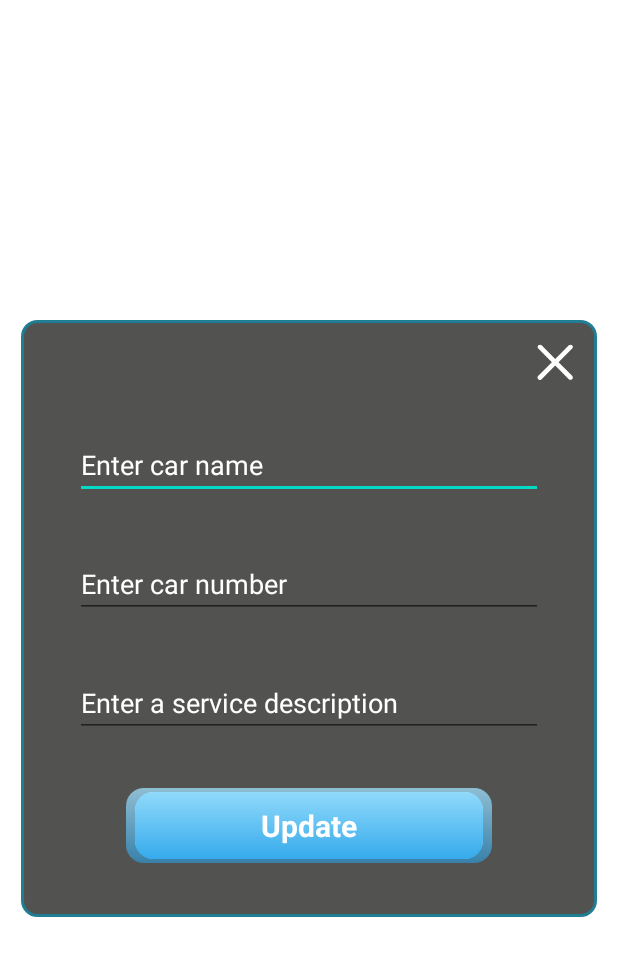
After one commit to Mostyla/CarService, an Android app: the layout dialog_update_car.xml on its own in the app's theme, with its tools: preview values and no code run, on a phone screen of 412 x 824 dp. The commit adds this screen. Shown: the top 956 px of the screen. Run offline under Robolectric (Android 15) with nearby library versions, the phone set to English and light mode, and no system bars.

Commit message:
added update room data and minor fix.

```diff
--- a/app/src/main/AndroidManifest.xml
+++ b/app/src/main/AndroidManifest.xml
@@ -15,10 +15,10 @@
         android:theme="@style/Theme.CarService"
         tools:targetApi="31">
         <activity
-            android:name=".ui.CarListActivity"
+            android:name=".ui.activity.CarListActivity"
             android:exported="false" />
         <activity
-            android:name=".ui.MainActivity"
+            android:name=".ui.activity.MainActivity"
             android:exported="true">
             <intent-filter>
                 <action android:name="android.intent.action.MAIN" />
--- a/app/src/main/java/mobi/hhowcvwesds/carservice/database/model/Car.kt
+++ b/app/src/main/java/mobi/hhowcvwesds/carservice/database/model/Car.kt
@@ -8,11 +8,13 @@ import mobi.hhowcvwesds.carservice.database.model.Car.Companion.TABLE_NAME
     tableName = TABLE_NAME
 )
 data class Car(
-    @PrimaryKey
+    @PrimaryKey(autoGenerate = true)
+    val id: Int? = null,
     val carName: String,
     val carNumber: String,
     val serviceDescription: String
 ) {
+
     companion object {
         const val TABLE_NAME = "CAR"
     }
--- /dev/null
+++ b/app/src/main/res/drawable/ic_close.xml
@@ -0,0 +1,9 @@
+<vector xmlns:android="http://schemas.android.com/apk/res/android"
+android:width="43dp"
+android:height="43dp"
+android:viewportWidth="43"
+android:viewportHeight="43">
+<path
+    android:pathData="M5.5166,1.538C4.9859,1.0254 4.2751,0.7417 3.5373,0.7482C2.7995,0.7546 2.0937,1.0505 1.5719,1.5722C1.0502,2.094 0.7543,2.7998 0.7479,3.5376C0.7414,4.2754 1.0251,4.9862 1.5377,5.5169L17.7884,21.7677L1.5349,38.0184C1.2661,38.278 1.0517,38.5885 0.9042,38.9318C0.7568,39.2751 0.6791,39.6444 0.6759,40.018C0.6726,40.3917 0.7438,40.7622 0.8853,41.108C1.0268,41.4539 1.2358,41.7681 1.5,42.0323C1.7642,42.2965 2.0784,42.5054 2.4242,42.6469C2.77,42.7884 3.1406,42.8596 3.5142,42.8564C3.8879,42.8531 4.2571,42.7755 4.6004,42.628C4.9437,42.4805 5.2542,42.2662 5.5138,41.9974L21.7674,25.7466L38.0181,41.9974C38.5488,42.51 39.2597,42.7936 39.9975,42.7872C40.7353,42.7808 41.4411,42.4848 41.9628,41.9631C42.4846,41.4414 42.7805,40.7356 42.7869,39.9978C42.7933,39.26 42.5097,38.5491 41.9971,38.0184L25.7464,21.7677L41.9971,5.5169C42.5097,4.9862 42.7933,4.2754 42.7869,3.5376C42.7805,2.7998 42.4846,2.094 41.9628,1.5722C41.4411,1.0505 40.7353,0.7546 39.9975,0.7482C39.2597,0.7417 38.5488,1.0254 38.0181,1.538L21.7674,17.7887L5.5166,1.5352V1.538Z"
+    android:fillColor="@color/white"/>
+</vector>
--- /dev/null
+++ b/app/src/main/res/layout/dialog_update_car.xml
@@ -0,0 +1,86 @@
+<?xml version="1.0" encoding="utf-8"?>
+<androidx.constraintlayout.widget.ConstraintLayout xmlns:android="http://schemas.android.com/apk/res/android"
+    android:layout_width="match_parent"
+    android:layout_height="match_parent"
+    android:id="@+id/close_area"
+    xmlns:app="http://schemas.android.com/apk/res-auto">
+
+
+    <androidx.constraintlayout.widget.ConstraintLayout
+        android:layout_width="match_parent"
+        android:layout_height="wrap_content"
+        android:background="@drawable/car_item_background"
+        android:layout_margin="14dp"
+        app:layout_constraintTop_toTopOf="parent"
+        app:layout_constraintBottom_toBottomOf="parent"
+        app:layout_constraintStart_toStartOf="parent"
+        app:layout_constraintEnd_toEndOf="parent">
+
+        <ImageButton
+            android:id="@+id/btn_close"
+            android:layout_width="24dp"
+            android:layout_height="24dp"
+            android:layout_margin="14dp"
+            android:scaleType="centerInside"
+            android:src="@drawable/ic_close"
+            android:background="@null"
+            app:layout_constraintEnd_toEndOf="parent"
+            app:layout_constraintTop_toTopOf="parent" />
+
+        <EditText
+            android:id="@+id/et_car_name"
+            android:layout_width="match_parent"
+            android:layout_height="wrap_content"
+            android:layout_margin="34dp"
+            android:hint="@string/enter_car_name"
+            android:textColor="@color/black"
+            android:textColorHint="@color/white"
+            app:layout_constraintEnd_toEndOf="parent"
+            app:layout_constraintStart_toStartOf="parent"
+            app:layout_constraintTop_toBottomOf="@+id/btn_close" />
+
+        <EditText
+            android:id="@+id/et_car_number"
+            android:layout_width="0dp"
+            android:layout_height="wrap_content"
+            android:layout_marginTop="34dp"
+            android:hint="@string/enter_car_number"
+            android:textColor="@color/black"
+            android:textColorHint="@color/white"
+            app:layout_constraintTop_toBottomOf="@id/et_car_name"
+            app:layout_constraintStart_toStartOf="@id/et_car_name"
+            app:layout_constraintEnd_toEndOf="@id/et_car_name"/>
+
+        <EditText
+            android:id="@+id/et_service_description"
+            android:layout_width="0dp"
+            android:layout_height="wrap_content"
+            android:layout_marginTop="34dp"
+            android:layout_marginBottom="34dp"
+            android:hint="@string/enter_a_service_description"
+            android:textColor="@color/black"
+            android:textColorHint="@color/white"
+            app:layout_constraintBottom_toTopOf="@+id/btn_update"
+            app:layout_constraintTop_toBottomOf="@id/et_car_number"
+            app:layout_constraintStart_toStartOf="@id/et_car_number"
+            app:layout_constraintEnd_toEndOf="@id/et_car_number"/>
+
+        <TextView
+            android:id="@+id/btn_update"
+            android:layout_width="0dp"
+            android:layout_height="50dp"
+            android:layout_margin="34dp"
+            android:background="@drawable/background_action_button"
+            android:gravity="center"
+            android:textStyle="bold"
+            android:textSize="20sp"
+            android:text="@string/txt_update"
+            android:textColor="@color/white"
+            app:layout_constraintBottom_toBottomOf="parent"
+            app:layout_constraintEnd_toEndOf="@+id/et_service_description"
+            app:layout_constraintStart_toStartOf="@+id/et_service_description" />
+
+
+    </androidx.constraintlayout.widget.ConstraintLayout>
+
+</androidx.constraintlayout.widget.ConstraintLayout>
--- a/app/src/main/res/values/strings.xml
+++ b/app/src/main/res/values/strings.xml
@@ -9,4 +9,6 @@
     <string name="car_added">Car added!</string>
     <string name="fill_the_form">Please, fill the form!</string>
     <string name="delete">Delete</string>
+    <string name="txt_update">Update</string>
+    <string name="car_data_is_update">Car data is updated!</string>
 </resources>
```
Also changed, not shown: app/src/main/java/mobi/hhowcvwesds/carservice/database/CarDao.kt (+7 -4 lines), app/src/main/java/mobi/hhowcvwesds/carservice/helpers/IntentHelper.kt (added, +12 -0 lines), app/src/main/java/mobi/hhowcvwesds/carservice/ui/CarListActivity.kt (deleted, +0 -43 lines), app/src/main/java/mobi/hhowcvwesds/carservice/ui/MainActivity.kt (deleted, +0 -61 lines), app/src/main/java/mobi/hhowcvwesds/carservice/ui/activity/BaseActivity.kt (added, +35 -0 lines), app/src/main/java/mobi/hhowcvwesds/carservice/ui/activity/CarListActivity.kt (added, +26 -0 lines), app/src/main/java/mobi/hhowcvwesds/carservice/ui/activity/MainActivity.kt (added, +46 -0 lines), app/src/main/java/mobi/hhowcvwesds/carservice/ui/adapter/CarListAdapter.kt (+8 -2 lines), app/src/main/java/mobi/hhowcvwesds/carservice/ui/adapter/holder/CarListHolder.kt (+11 -1 lines), app/src/main/java/mobi/hhowcvwesds/carservice/ui/dialog/BaseDialog.kt (added, +27 -0 lines), app/src/main/java/mobi/hhowcvwesds/carservice/ui/dialog/DialogUpdateCar.kt (added, +63 -0 lines), app/src/main/java/mobi/hhowcvwesds/carservice/viewmodel/AppViewModel.kt (+6 -3 lines), app/src/main/res/layout/activity_car_list.xml (+4 -4 lines), app/src/main/res/layout/activity_main.xml (+25 -27 lines), 1 more files.
